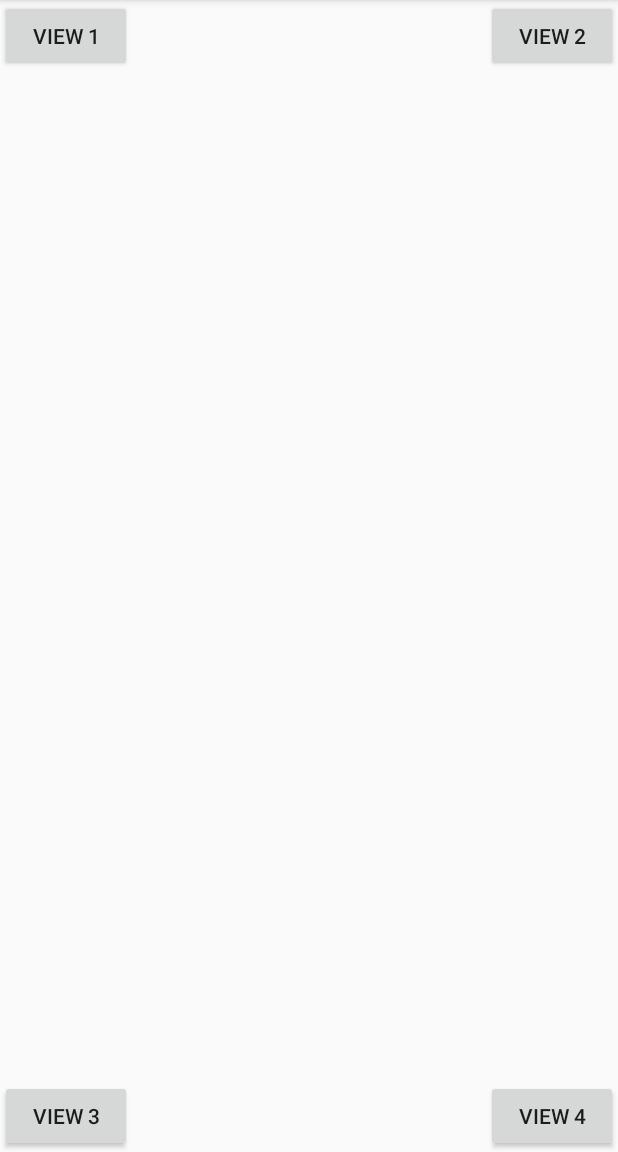
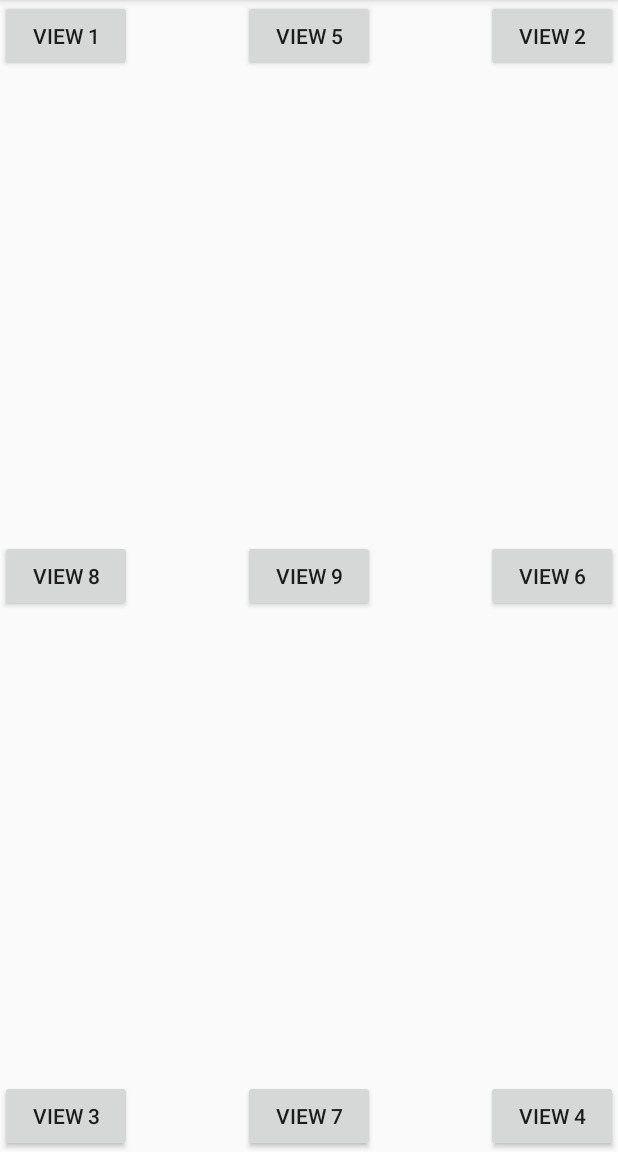
Before and after one commit to phamtanphat/RelativeLayout08102019, an Android app: the screen it shows after launch (MainActivity), on a phone screen of 412 x 824 dp, the part 84-1236 px from its top. Run offline under Robolectric (Android 15) with nearby library versions, the phone set to English and light mode, and no system bars.

Commit message:
feat : center view

```diff
--- a/app/src/main/res/layout/activity_main.xml
+++ b/app/src/main/res/layout/activity_main.xml
@@ -6,18 +6,15 @@
     android:layout_width="match_parent"
     android:layout_height="match_parent"
     tools:context=".MainActivity">
-
     <Button
         android:text="View 1"
         android:layout_width="wrap_content"
         android:layout_height="wrap_content"/>
-
     <Button
         android:layout_alignParentRight="true"
         android:text="View 2"
         android:layout_width="wrap_content"
         android:layout_height="wrap_content"/>
-
     <Button
         android:layout_alignParentBottom="true"
         android:text="View 3"
@@ -29,5 +26,31 @@
         android:text="View 4"
         android:layout_width="wrap_content"
         android:layout_height="wrap_content"/>
-
+    <Button
+        android:layout_centerHorizontal="true"
+        android:text="View 5"
+        android:layout_width="wrap_content"
+        android:layout_height="wrap_content"/>
+    <Button
+        android:layout_alignParentRight="true"
+        android:layout_centerVertical="true"
+        android:text="View 6"
+        android:layout_width="wrap_content"
+        android:layout_height="wrap_content"/>
+    <Button
+        android:layout_alignParentBottom="true"
+        android:layout_centerHorizontal="true"
+        android:text="View 7"
+        android:layout_width="wrap_content"
+        android:layout_height="wrap_content"/>
+    <Button
+        android:layout_centerVertical="true"
+        android:text="View 8"
+        android:layout_width="wrap_content"
+        android:layout_height="wrap_content"/>
+    <Button
+        android:layout_centerInParent="true"
+        android:text="View 9"
+        android:layout_width="wrap_content"
+        android:layout_height="wrap_content"/>
 </RelativeLayout>
```
